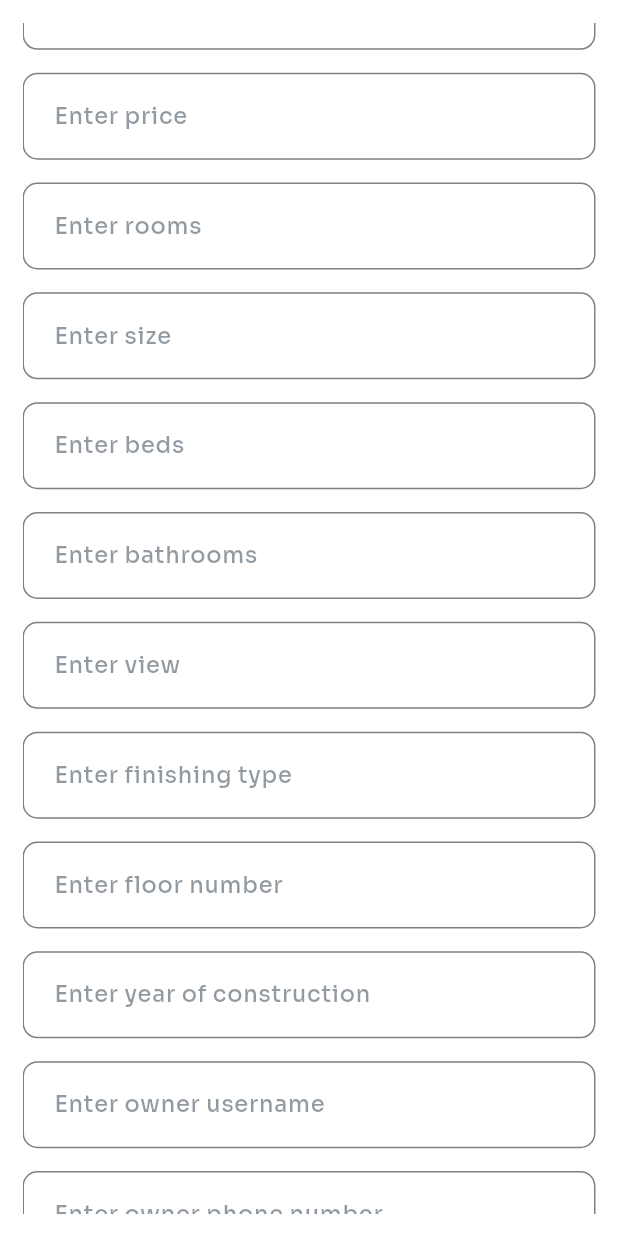
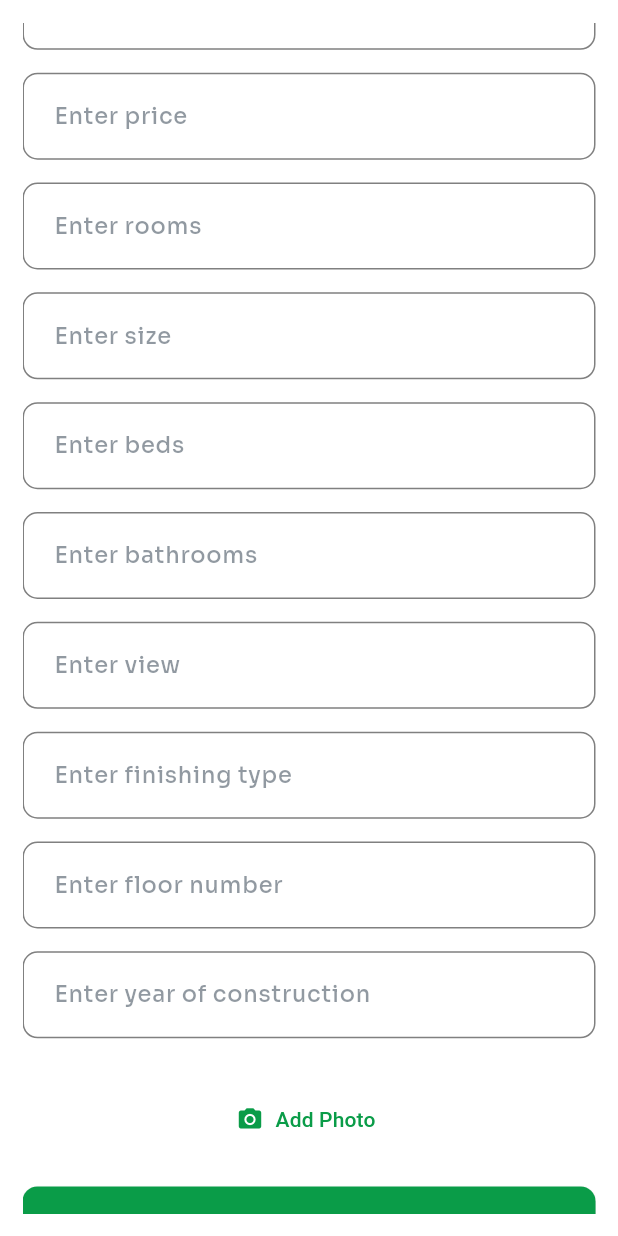
Before and after one commit to yousefali55/graduation, a Flutter app: the AddApartmentView screen opened directly, scrolled down 576 dp, on a phone screen of 412 x 824 dp. Run offline on Flutter 3.47's test engine with Material 3 defaults, Android fonts, the phone set to English and light mode, and no system bars; our stand-ins replace bloc, cached_network_image, dio, equatable, flutter_bloc, flutter_image_compress and 5 more; accounts and stored records are empty.

Commit message:
new updates

```diff
--- a/lib/views/add-apartments/add_apartment.dart
+++ b/lib/views/add-apartments/add_apartment.dart
@@ -19,17 +19,11 @@ class AddApartmentView extends StatelessWidget {
       child: BlocConsumer<AddApartmentCubit, AddApartmentState>(
         listener: (context, state) {
           if (state is AddApartmentSuccess) {
-            showCustomSnackbar(
-              context,
-              'Success, your apartment added',
-              ColorsManager.mainGreen,
-            );
+            showCustomSnackbar(context, 'Success, your apartment added',
+                ColorsManager.mainGreen);
           } else if (state is AddApartmentFailure) {
             showCustomSnackbar(
-              context,
-              'Failed: ${state.errorMessage}',
-              ColorsManager.red,
-            );
+                context, 'Failed: ${state.errorMessage}', ColorsManager.red);
           }
         },
         builder: (context, state) {
@@ -156,24 +150,6 @@ class AddApartmentView extends StatelessWidget {
                       keyboardType: TextInputType.number,
                     ),
                     heightSpace(15),
-                    RepeatedTextFormField(
-                      hintText: 'Enter owner username',
-                      controller: cubit.ownerUsernameText,
-                      hide: false,
-                    ),
-                    heightSpace(15),
-                    RepeatedTextFormField(
-                      hintText: 'Enter owner phone number',
-                      controller: cubit.ownerPhoneNumberText,
-                      hide: false,
-                    ),
-                    heightSpace(15),
-                    RepeatedTextFormField(
-                      hintText: 'Enter owner email',
-                      controller: cubit.ownerEmailText,
-                      hide: false,
-                    ),
-                    heightSpace(15),
                     if (selectedPhoto != null)
                       Container(
                         height: 100,
@@ -200,11 +176,17 @@ class AddApartmentView extends StatelessWidget {
                           ],
                         ),
                       ),
-                    heightSpace(20),
+                    heightSpace(15),
                     if (selectedPhoto == null)
                       TextButton.icon(
-                        icon: const Icon(Icons.photo_camera),
-                        label: const Text('Add Photo'),
+                        icon: const Icon(
+                          Icons.photo_camera,
+                          color: ColorsManager.mainGreen,
+                        ),
+                        label: const Text(
+                          'Add Photo',
+                          style: TextStyle(color: ColorsManager.mainGreen),
+                        ),
                         onPressed: () async {
                           final ImagePicker picker = ImagePicker();
                           final XFile? pickedFile = await picker.pickImage(
@@ -218,7 +200,9 @@ class AddApartmentView extends StatelessWidget {
                       ),
                     heightSpace(20),
                     (state is AddApartmentLoading)
-                        ? const CircularProgressIndicator()
+                        ? const CircularProgressIndicator(
+                            color: ColorsManager.mainGreen,
+                          )
                         : ElevatedButtonForSignInUp(
                             signInOrUp: 'Add apartment',
                             onPressed: () {
--- a/lib/views/add-apartments/cubit/add_apartment_cubit.dart
+++ b/lib/views/add-apartments/cubit/add_apartment_cubit.dart
@@ -3,7 +3,6 @@ import 'dart:io';
 import 'package:bloc/bloc.dart';
 import 'package:dio/dio.dart';
 import 'package:flutter/material.dart';
-import 'package:http_parser/http_parser.dart';
 import 'package:shared_preferences/shared_preferences.dart';
 
 part 'add_apartment_state.dart';
@@ -65,19 +64,16 @@ class AddApartmentCubit extends Cubit<AddApartmentState> {
         'finishing_type': finishingTypeText.text,
         'floor_number': int.tryParse(floorNumberText.text) ?? 0,
         'year_of_construction': int.tryParse(yearOfConstructionText.text) ?? 0,
-        'owner_username': ownerUsernameText.text,
-        'owner_phone_number': ownerPhoneNumberText.text,
-        'owner_email': ownerEmailText.text,
+        'owner_username': '',
+        'owner_phone_number': '',
+        'owner_email': '',
       };
 
       // Create FormData object and add the photo
       FormData formDataWithPhoto = FormData.fromMap({
         ...formData,
-        'photo': await MultipartFile.fromFile(
-          selectedPhoto!.path,
-          filename: selectedPhoto!.path.split('/').last,
-          contentType: MediaType('image', 'jpeg'),
-        ),
+        'photos': await MultipartFile.fromFile(selectedPhoto!.path,
+            filename: selectedPhoto!.path.split('/').last),
       });
 
       final response = await dio.post(
@@ -92,7 +88,7 @@ class AddApartmentCubit extends Cubit<AddApartmentState> {
       );
 
       if (response.statusCode == 201) {
-        print(jsonEncode(response.data)); // Print the response data
+        print(jsonEncode(response.data));
         emit(AddApartmentSuccess());
       } else {
         emit(AddApartmentFailure(
@@ -114,11 +110,3 @@ class AddApartmentCubit extends Cubit<AddApartmentState> {
     emit(AddApartmentPhotoRemoved());
   }
 }
-
-// Define the new states
-class AddApartmentPhotoSelected extends AddApartmentState {
-  final File photo;
-  AddApartmentPhotoSelected(this.photo);
-}
-
-class AddApartmentPhotoRemoved extends AddApartmentState {}
```
Also changed, not shown: lib/views/add-apartments/cubit/add_apartment_state.dart (+5 -4 lines), lib/views/home_view/widgets/list_apartments.dart (+18 -12 lines), lib/views/profile_view/contact us/contact_us.dart (+6 -4 lines).
